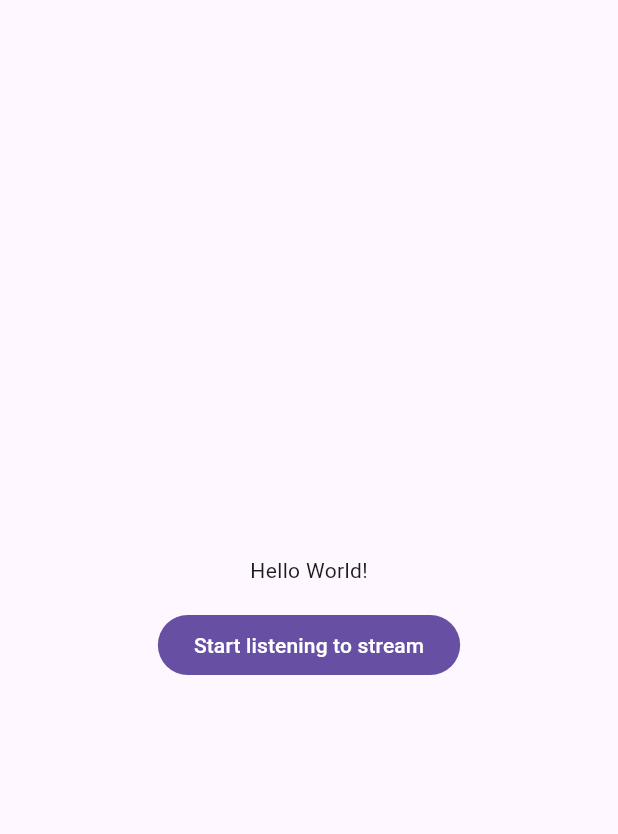
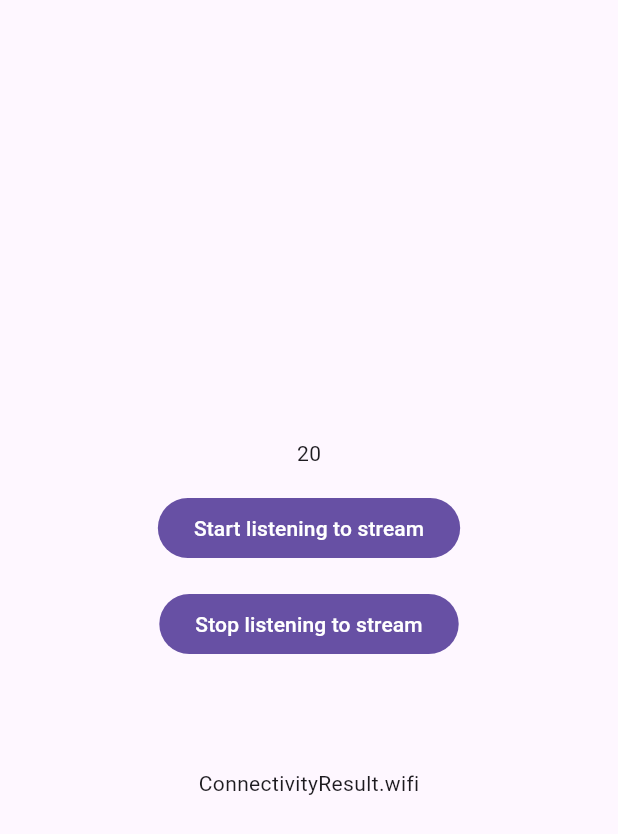
Before and after one commit to App-Akademie/stream_examples, a Flutter app: the screen it shows after launch, after a tap on "Start listening to stream", on a phone screen of 412 x 824 dp. Shown: the top 834 px of the screen. Run offline on Flutter 3.47's test engine with Material 3 defaults, Android fonts, the light colour scheme and no system bars; our stand-ins replace connectivity_plus.

Commit message:
feat: refactor MainScreen to StatefulWidget and integrate connectivity stream

```diff
--- a/lib/main_screen.dart
+++ b/lib/main_screen.dart
@@ -1,7 +1,27 @@
+import 'dart:async';
+
+import 'package:connectivity_plus/connectivity_plus.dart';
 import 'package:flutter/material.dart';
+import 'package:stream_examples/number/generate_number.dart';
 
-class MainScreen extends StatelessWidget {
+class MainScreen extends StatefulWidget {
   const MainScreen({super.key});
+
+  @override
+  State<MainScreen> createState() => _MainScreenState();
+}
+
+class _MainScreenState extends State<MainScreen> {
+  // State
+  int? _number;
+  StreamSubscription<int>? _numberSubscription;
+  Stream<List<ConnectivityResult>>? _connectivityStream;
+
+  @override
+  void initState() {
+    super.initState();
+    _connectivityStream = Connectivity().onConnectivityChanged;
+  }
 
   @override
   Widget build(BuildContext context) {
@@ -22,10 +42,41 @@ class MainScreen extends StatelessWidget {
             spacing: 16,
             mainAxisSize: MainAxisSize.min,
             children: [
-              Text('Hello World!'),
+              Text('$_number'),
               FilledButton(
-                onPressed: () {},
+                onPressed: () {
+                  Stream<int> numberStream = generateNumber();
+                  _numberSubscription = numberStream.listen(
+                    (number) {
+                      setState(() {
+                        _number = number;
+                      });
+                    },
+                  );
+                },
                 child: Text('Start listening to stream'),
+              ),
+              FilledButton(
+                onPressed: () {
+                  _numberSubscription?.cancel();
+                },
+                child: Text('Stop listening to stream'),
+              ),
+              SizedBox(height: 40),
+              StreamBuilder(
+                stream: _connectivityStream,
+                builder: (context, snapshot) {
+                  if (snapshot.hasError) {
+                    return Icon(Icons.error);
+                  } else if (snapshot.connectionState ==
+                      ConnectionState.waiting) {
+                    return CircularProgressIndicator();
+                  } else if (snapshot.hasData) {
+                    return Text(snapshot.data!.join(","));
+                  } else {
+                    return Text("no data available");
+                  }
+                },
               ),
             ],
           ),
@@ -33,4 +84,10 @@ class MainScreen extends StatelessWidget {
       ),
     );
   }
+
+  @override
+  void dispose() {
+    _numberSubscription?.cancel();
+    super.dispose();
+  }
 }
--- a/pubspec.yaml
+++ b/pubspec.yaml
@@ -9,6 +9,7 @@ environment:
 dependencies:
   flutter:
     sdk: flutter
+  connectivity_plus: ^6.1.4
 
 dev_dependencies:
   flutter_test:
```
Also changed, not shown: pubspec.lock, 3 other files.
